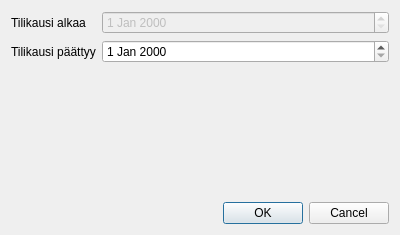
First picture: the form in kitsas/arkisto/lisaatilikausidlg.ui, repository artoh/kitupiikki, before the edit.
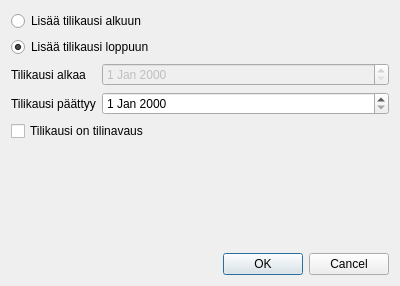
Second picture: the form after the edit.

What changed in the file:
```diff
--- a/kitsas/arkisto/lisaatilikausidlg.ui
+++ b/kitsas/arkisto/lisaatilikausidlg.ui
@@ -7,13 +7,30 @@
     <x>0</x>
     <y>0</y>
     <width>400</width>
-    <height>235</height>
+    <height>286</height>
    </rect>
   </property>
   <property name="windowTitle">
    <string>Lisää uusi tilikausi</string>
   </property>
   <layout class="QVBoxLayout" name="verticalLayout">
+   <item>
+    <widget class="QRadioButton" name="alkuRadio">
+     <property name="text">
+      <string>Lisää tilikausi alkuun</string>
+     </property>
+    </widget>
+   </item>
+   <item>
+    <widget class="QRadioButton" name="loppuRadio">
+     <property name="text">
+      <string>Lisää tilikausi loppuun</string>
+     </property>
+     <property name="checked">
+      <bool>true</bool>
+     </property>
+    </widget>
+   </item>
    <item>
     <layout class="QFormLayout" name="formLayout">
      <item row="0" column="0">
@@ -48,6 +65,13 @@
      </item>
     </layout>
    </item>
+   <item>
+    <widget class="QCheckBox" name="avausCheck">
+     <property name="text">
+      <string>Tilikausi on tilinavaus</string>
+     </property>
+    </widget>
+   </item>
    <item>
     <spacer name="verticalSpacer">
      <property name="orientation">
```
Left out of the diff: 8 changed lines with no effect on the pictures.
